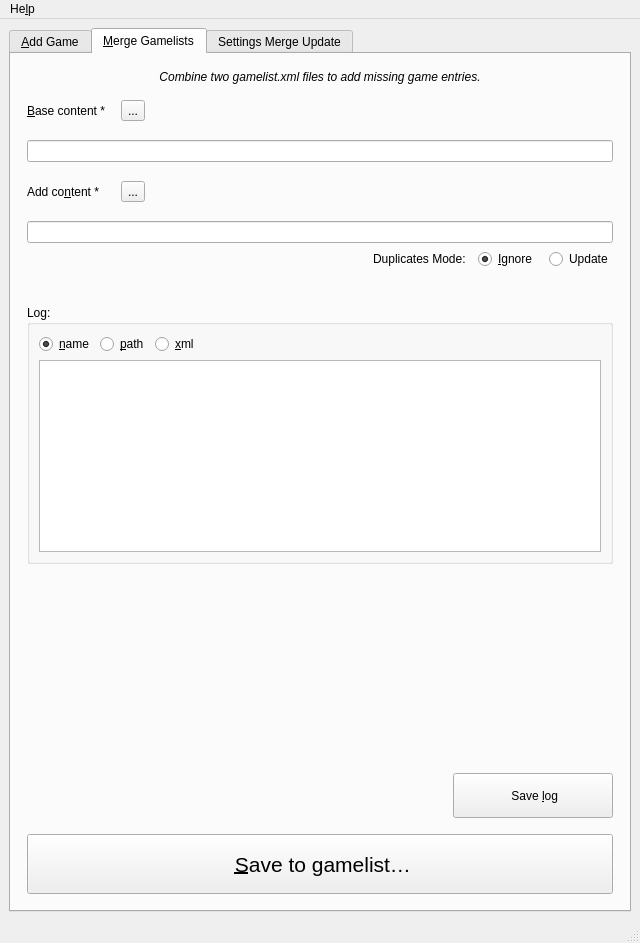
This is MainWindow.ui in thingsiplay/gamelistaddon as Qt 5 draws it before an edit. The edited form follows.
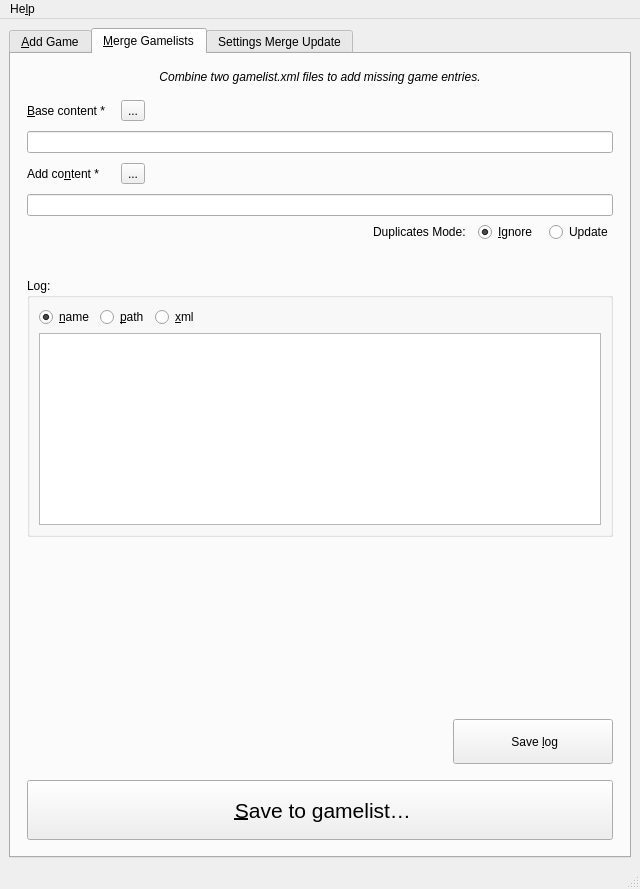
This is the edited form. The open tabs and pages were chosen to show the change. Icons and pictures are not drawn.

```diff
--- a/MainWindow.ui
+++ b/MainWindow.ui
@@ -8,7 +8,7 @@
     <x>0</x>
     <y>0</y>
     <width>640</width>
-    <height>943</height>
+    <height>889</height>
    </rect>
   </property>
   <property name="minimumSize">
@@ -676,7 +676,7 @@
              <number>16</number>
             </property>
             <property name="verticalSpacing">
-             <number>19</number>
+             <number>10</number>
             </property>
             <item row="3" column="0" colspan="2">
              <widget class="QLineEdit" name="le_original_merge">
```
Left out of the diff: 262 changed lines with no effect on the pictures.
